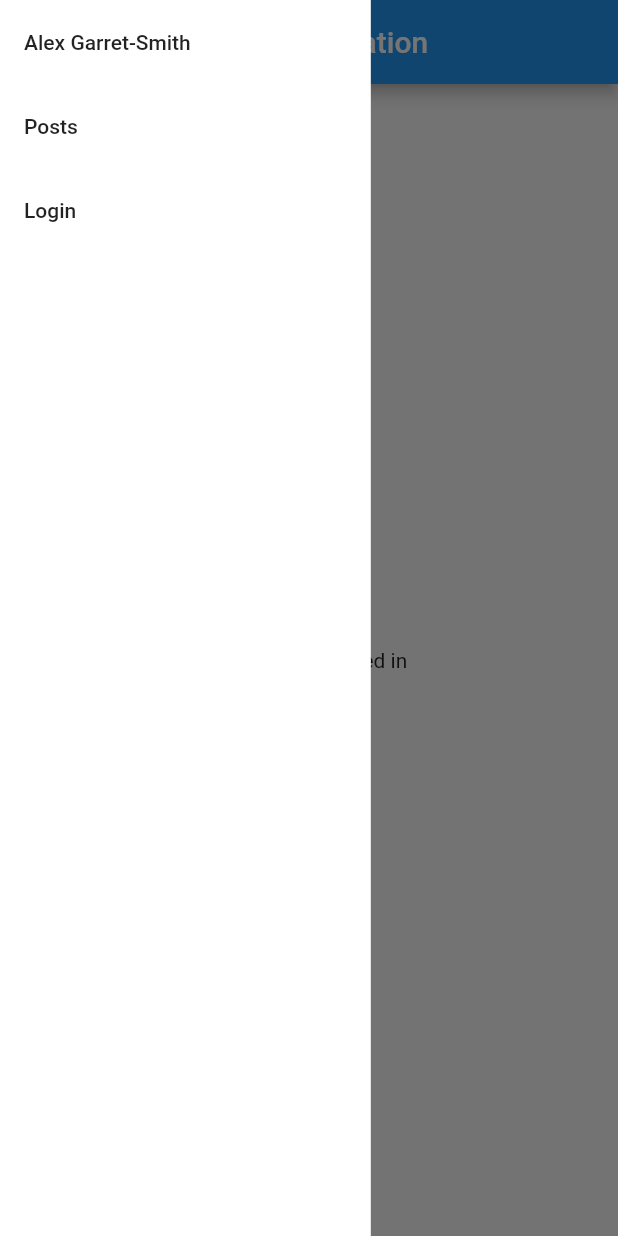
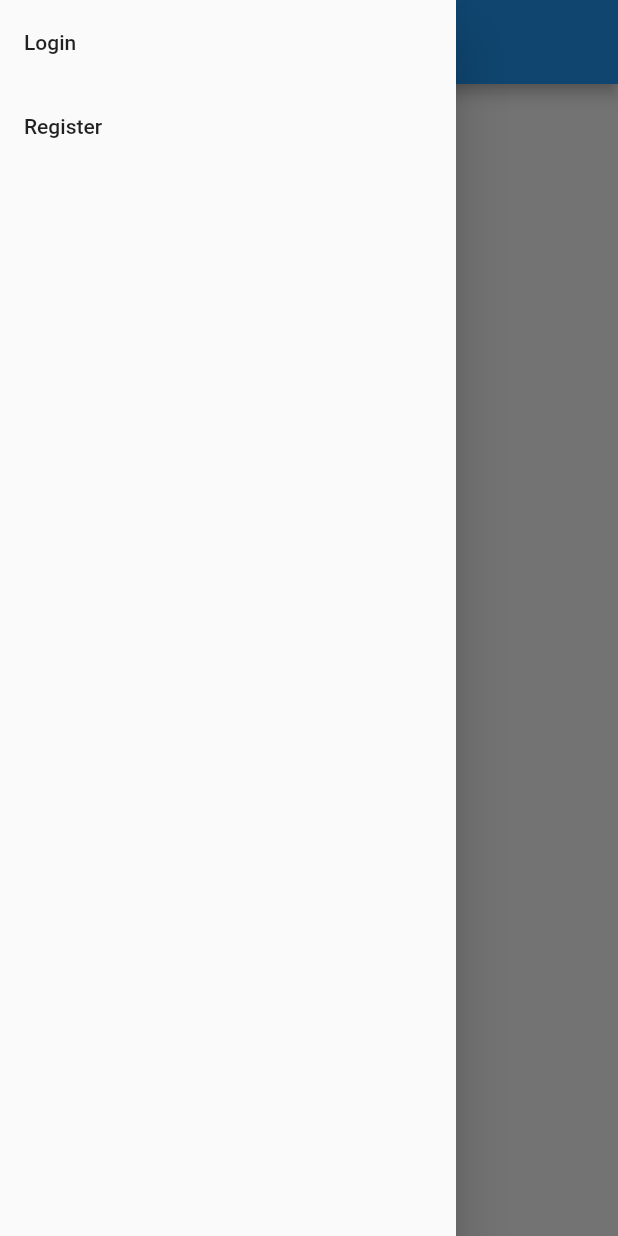
Before and after one commit to AngelFlower/flutter_sanctum, a Flutter app: the screen it shows after launch, with the side drawer open, on a phone screen of 412 x 824 dp. Run offline on Flutter 3.47's test engine with Material 2 defaults, Android fonts, the phone set to English and light mode, and no system bars.

```diff
--- a/lib/main.dart
+++ b/lib/main.dart
@@ -3,8 +3,11 @@ import 'package:flutter/material.dart';
 import 'package:flutter_sanctum/pages/home_page.dart';
 import 'package:flutter_sanctum/pages/posts_page.dart';
 import 'package:flutter_sanctum/pages/login_page.dart';
+import 'package:flutter_sanctum/providers/auth.dart';
+import 'package:provider/provider.dart';
 
-void main() => runApp(MyApp());
+void main() =>
+    runApp(ChangeNotifierProvider(create: (_) => Auth(), child: MyApp()));
 
 class MyApp extends StatelessWidget {
   @override
--- a/lib/pages/home_page.dart
+++ b/lib/pages/home_page.dart
@@ -1,6 +1,8 @@
 import 'package:flutter/material.dart';
+import 'package:flutter_sanctum/providers/auth.dart';
 
 import 'package:flutter_sanctum/widgets/nav_drawer.dart';
+import 'package:provider/provider.dart';
 
 class HomePage extends StatefulWidget {
   HomePage({Key? key}) : super(key: key);
@@ -18,7 +20,14 @@ class _HomePageState extends State<HomePage> {
       ),
       drawer: NavDrawer(),
       body: Center(
-        child: Text('You are not logged in'),
+        child: Consumer<Auth>(
+          builder: (context, auth, child) {
+            if (auth.isAuth) {
+              return Text('Yo are logged in');
+            }
+            return Text('You are not logged in');
+          },
+        ),
       ),
     );
   }
--- /dev/null
+++ b/lib/providers/auth.dart
@@ -0,0 +1,12 @@
+import 'package:flutter/material.dart';
+
+class Auth extends ChangeNotifier {
+  bool _isAuth = false;
+
+  bool get isAuth => _isAuth;
+
+  void login({required Map credentials}) {
+    _isAuth = true;
+    notifyListeners();
+  }
+}
--- a/lib/widgets/nav_drawer.dart
+++ b/lib/widgets/nav_drawer.dart
@@ -1,14 +1,18 @@
 import 'package:flutter/material.dart';
+import 'package:provider/provider.dart';
+
+import 'package:flutter_sanctum/providers/auth.dart';
 
 class NavDrawer extends StatelessWidget {
   const NavDrawer({Key? key}) : super(key: key);
 
   @override
   Widget build(BuildContext context) {
-    return Container(
-      width: MediaQuery.of(context).size.width * 0.6,
-      color: Colors.white,
-      child: ListView(
+    return Drawer(
+      child: Consumer<Auth>(
+        builder: (context, auth, child) {
+          if (auth.isAuth) {
+            return ListView(
               children: [
                 ListTile(
                   title: Text('Alex Garret-Smith'),
@@ -20,12 +24,29 @@ class NavDrawer extends StatelessWidget {
                   },
                 ),
                 ListTile(
+                  title: Text('Logout'),
+                  onTap: () {},
+                )
+              ],
+            );
+          }
+          return ListView(
+            children: [
+              ListTile(
                 title: Text('Login'),
                 onTap: () {
                   Navigator.pushNamed(context, 'login');
                 },
+              ),
+              ListTile(
+                title: Text('Register'),
+                onTap: () {
+                  Navigator.pushNamed(context, 'register');
+                },
               )
             ],
+          );
+        },
       ),
     );
   }
--- a/pubspec.yaml
+++ b/pubspec.yaml
@@ -34,6 +34,7 @@ dependencies:
   # The following adds the Cupertino Icons font to your application.
   # Use with the CupertinoIcons class for iOS style icons.
   cupertino_icons: ^1.0.2
+  provider: ^6.0.1
 
 dev_dependencies:
   flutter_test:
```
Also changed, not shown: lib/pages/login_page.dart (+10 -3 lines), pubspec.lock. Lines whose indentation alone changed are shown as unchanged.
